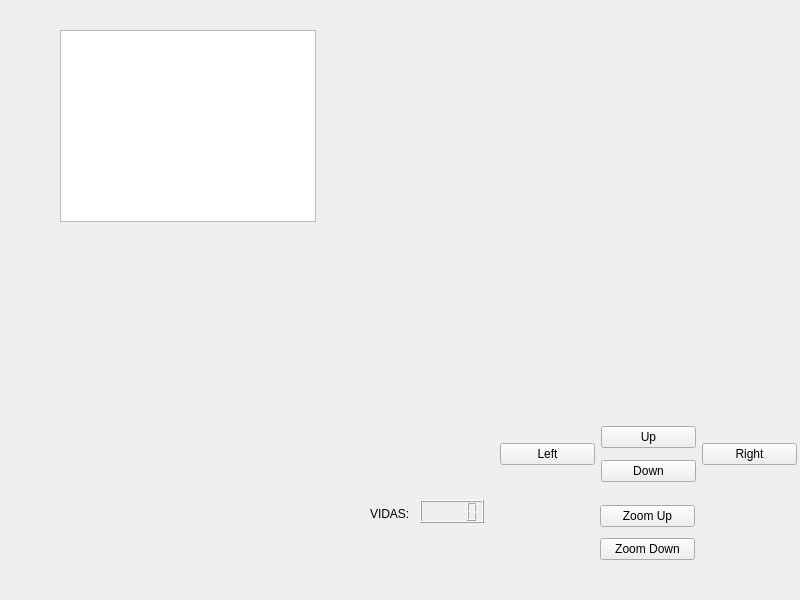
Old version of the form mainwindow.ui in the repository Dowito/Lab_5_version_2.
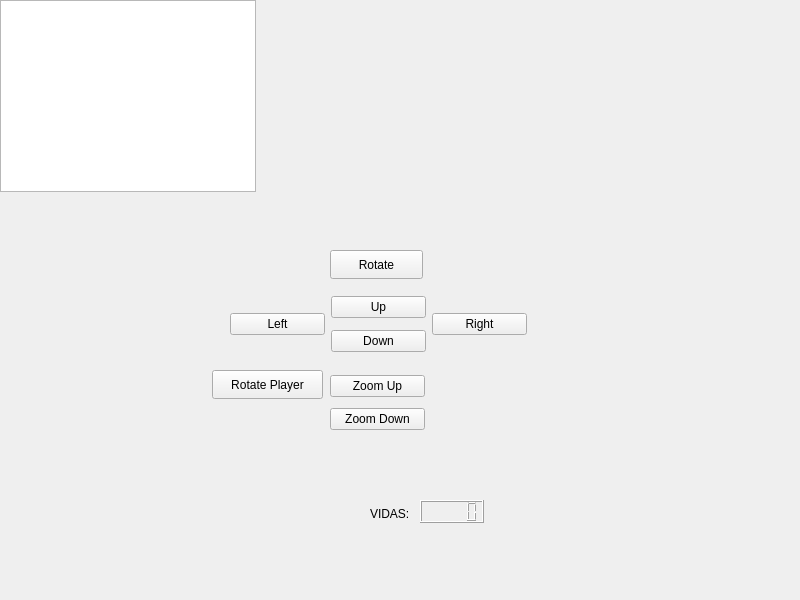
New version of the form.

```diff
--- a/mainwindow.ui
+++ b/mainwindow.ui
@@ -17,8 +17,8 @@
    <widget class="QGraphicsView" name="graphicsView">
     <property name="geometry">
      <rect>
-      <x>60</x>
-      <y>30</y>
+      <x>0</x>
+      <y>0</y>
       <width>256</width>
       <height>192</height>
      </rect>
@@ -53,37 +53,24 @@
      </font>
     </property>
    </widget>
-   <widget class="QWidget" name="">
+   <widget class="QPushButton" name="pushButton_7">
     <property name="geometry">
      <rect>
-      <x>600</x>
-      <y>500</y>
-      <width>95</width>
-      <height>67</height>
+      <x>330</x>
+      <y>250</y>
+      <width>93</width>
+      <height>29</height>
      </rect>
     </property>
-    <layout class="QVBoxLayout" name="verticalLayout">
-     <item>
-      <widget class="QPushButton" name="pushButton">
-       <property name="text">
-        <string>Zoom Up</string>
-       </property>
-      </widget>
-     </item>
-     <item>
-      <widget class="QPushButton" name="pushButton_2">
-       <property name="text">
-        <string>Zoom Down</string>
-       </property>
-      </widget>
-     </item>
-    </layout>
+    <property name="text">
+     <string>Rotate</string>
+    </property>
    </widget>
-   <widget class="QWidget" name="">
+   <widget class="QWidget" name="layoutWidget">
     <property name="geometry">
      <rect>
-      <x>500</x>
-      <y>420</y>
+      <x>230</x>
+      <y>290</y>
       <width>297</width>
       <height>69</height>
      </rect>
@@ -123,6 +110,45 @@
      </item>
     </layout>
    </widget>
+   <widget class="QWidget" name="layoutWidget">
+    <property name="geometry">
+     <rect>
+      <x>330</x>
+      <y>370</y>
+      <width>95</width>
+      <height>67</height>
+     </rect>
+    </property>
+    <layout class="QVBoxLayout" name="verticalLayout">
+     <item>
+      <widget class="QPushButton" name="pushButton">
+       <property name="text">
+        <string>Zoom Up</string>
+       </property>
+      </widget>
+     </item>
+     <item>
+      <widget class="QPushButton" name="pushButton_2">
+       <property name="text">
+        <string>Zoom Down</string>
+       </property>
+      </widget>
+     </item>
+    </layout>
+   </widget>
+   <widget class="QPushButton" name="pushButton_8">
+    <property name="geometry">
+     <rect>
+      <x>212</x>
+      <y>370</y>
+      <width>111</width>
+      <height>29</height>
+     </rect>
+    </property>
+    <property name="text">
+     <string>Rotate Player</string>
+    </property>
+   </widget>
   </widget>
  </widget>
  <resources/>
```
